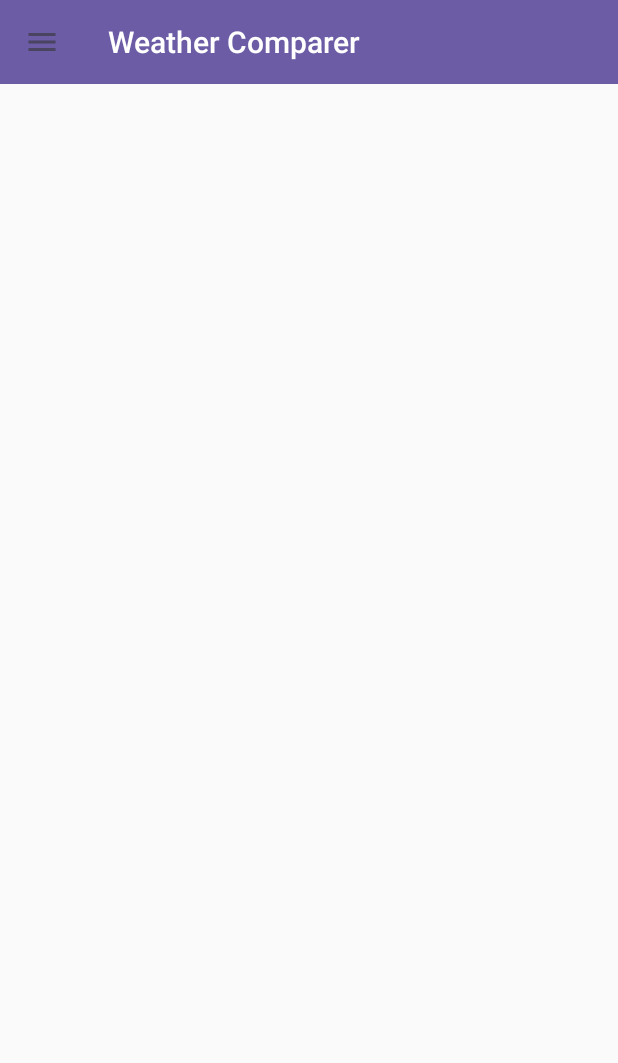
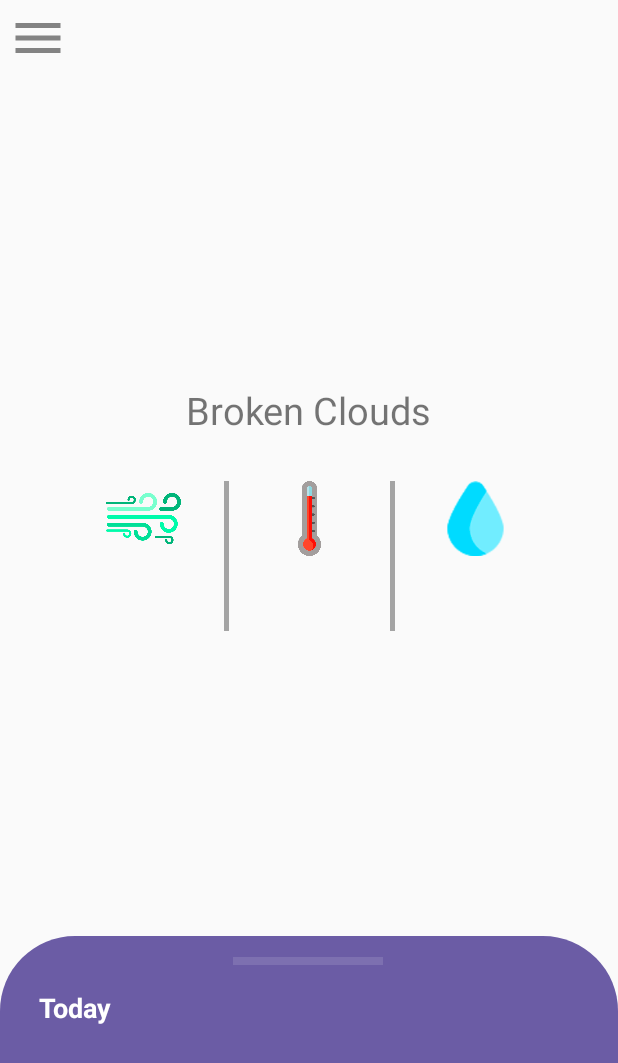
Before and after one commit to a1ex9788/WeatherComparer, an Android app: the screen it shows after launch (MainActivity), on a phone screen of 412 x 824 dp. Shown: the top 1063 px of the screen. Run offline under Robolectric (Android 15) with nearby library versions, the phone set to English and light mode, and no system bars.

Commit message:
Fix <ToolBar & others>

```diff
--- a/app/src/main/java/a1ex9788/dadm/weathercomparer/MainActivity.java
+++ b/app/src/main/java/a1ex9788/dadm/weathercomparer/MainActivity.java
@@ -27,10 +27,15 @@ public class MainActivity extends AppCompatActivity implements NavigationView.On
         super.onCreate(savedInstanceState);
         setContentView(R.layout.activity_main);
         this.tbNavigationDrawer = findViewById(R.id.tb_navigation_drawer);
+        getSupportFragmentManager()
+                .beginTransaction()
+                .setReorderingAllowed(true)
+                .replace(R.id.fcv_navigation_drawer, ForecastFragment.class, null)
+                .commit();
         setSupportActionBar(this.tbNavigationDrawer);
         getSupportActionBar().setDisplayHomeAsUpEnabled(true);
         getSupportActionBar().setHomeAsUpIndicator(R.drawable.ic_menu);
-        getSupportActionBar().setTitle(R.string.app_name);
+        getSupportActionBar().hide();
         this.dlNavigationDrawer = findViewById(R.id.nd_layout);
         NavigationView nvNavigationDrawer = findViewById(R.id.nv_navigation_drawer);
         nvNavigationDrawer.setNavigationItemSelectedListener(this);
@@ -60,15 +65,17 @@ public class MainActivity extends AppCompatActivity implements NavigationView.On
         Class<? extends Fragment> fragmentClass = null;
         if (item.getItemId() == R.id.navigation_forecast) {
             fragmentClass = ForecastFragment.class;
-            getSupportActionBar().setTitle(R.string.title_forecast);
+            getSupportActionBar().hide();
         } else if (item.getItemId() == R.id.navigation_places) {
             fragmentClass = PlacesFragment.class;
+            getSupportActionBar().show();
             getSupportActionBar().setTitle(R.string.title_places);
         } else if (item.getItemId() == R.id.navigation_map) {
             fragmentClass = MapFragment.class;
             getSupportActionBar().setTitle(R.string.title_map);
         } else if (item.getItemId() == R.id.navigation_settings) {
             fragmentClass = SettingsFragment.class;
+            getSupportActionBar().show();
             getSupportActionBar().setTitle(R.string.title_settings);
         }
 
@@ -84,4 +91,7 @@ public class MainActivity extends AppCompatActivity implements NavigationView.On
         return false;
     }
 
+    public void openNavigationDrawer(){
+        this.dlNavigationDrawer.openDrawer(GravityCompat.START);
+    }
 }
--- a/app/src/main/java/a1ex9788/dadm/weathercomparer/ui/forecast/ForecastFragment.java
+++ b/app/src/main/java/a1ex9788/dadm/weathercomparer/ui/forecast/ForecastFragment.java
@@ -4,6 +4,7 @@ import android.os.Bundle;
 import android.view.LayoutInflater;
 import android.view.View;
 import android.view.ViewGroup;
+import android.widget.ImageButton;
 import android.widget.TextView;
 
 import androidx.annotation.NonNull;
@@ -16,12 +17,14 @@ import com.google.android.material.bottomsheet.BottomSheetBehavior;
 
 import java.util.HashMap;
 
+import a1ex9788.dadm.weathercomparer.MainActivity;
 import a1ex9788.dadm.weathercomparer.R;
 
 public class ForecastFragment extends Fragment {
 
     private ForecastViewModel forecastViewModel;
     private ConstraintLayout clBottomSheet;
+    private ImageButton ibNavigationDrawer;
 
     public View onCreateView(@NonNull LayoutInflater inflater,
                              ViewGroup container, Bundle savedInstanceState) {
@@ -109,9 +112,15 @@ public class ForecastFragment extends Fragment {
                 break;
         }
 
+        this.ibNavigationDrawer = root.findViewById(R.id.ibNavigationDrawer);
+        this.ibNavigationDrawer.setOnClickListener(new View.OnClickListener() {
+            @Override
+            public void onClick(View v) {
+                ((MainActivity) getActivity()).openNavigationDrawer();
+            }
+        });
         this.clBottomSheet = root.findViewById(R.id.clBottomSheet);
         final BottomSheetBehavior clBottomSheetBehaviour = BottomSheetBehavior.from(this.clBottomSheet);
-        clBottomSheetBehaviour.setState(BottomSheetBehavior.STATE_DRAGGING);
         return root;
     }
 
@@ -140,5 +149,4 @@ public class ForecastFragment extends Fragment {
         }
 
     }
-
 }
--- a/app/src/main/res/drawable-anydpi/ic_menu.xml
+++ b/app/src/main/res/drawable-anydpi/ic_menu.xml
@@ -1,6 +1,6 @@
 <vector xmlns:android="http://schemas.android.com/apk/res/android"
-    android:width="24dp"
-    android:height="24dp"
+    android:width="40dp"
+    android:height="40dp"
     android:viewportWidth="24"
     android:viewportHeight="24"
     android:tint="#333333"
--- a/app/src/main/res/layout/activity_main.xml
+++ b/app/src/main/res/layout/activity_main.xml
@@ -22,7 +22,9 @@
         <androidx.fragment.app.FragmentContainerView
             android:id="@+id/fcv_navigation_drawer"
             android:layout_width="match_parent"
-            android:layout_height="match_parent" />
+            android:layout_height="match_parent" >
+
+        </androidx.fragment.app.FragmentContainerView>
     </LinearLayout>
 
     <com.google.android.material.navigation.NavigationView
--- a/app/src/main/res/layout/bottom_sheet_layout.xml
+++ b/app/src/main/res/layout/bottom_sheet_layout.xml
@@ -25,4 +25,18 @@
         app:layout_constraintStart_toStartOf="parent"
         app:layout_constraintTop_toTopOf="parent" />
 
+    <TextView
+        android:id="@+id/textView2"
+        android:layout_width="wrap_content"
+        android:layout_height="wrap_content"
+        android:layout_marginStart="16dp"
+        android:layout_marginTop="16dp"
+        android:text="@string/tvToday"
+        android:textColor="@color/white"
+        android:textSize="18sp"
+        android:textStyle="bold"
+        app:layout_constraintStart_toStartOf="parent"
+        app:layout_constraintTop_toBottomOf="@+id/divider" />
+
+
 </androidx.constraintlayout.widget.ConstraintLayout>
--- a/app/src/main/res/layout/fragment_forecast.xml
+++ b/app/src/main/res/layout/fragment_forecast.xml
@@ -6,6 +6,15 @@
     android:layout_height="match_parent"
     tools:context=".ui.forecast.ForecastFragment"
     android:id="@+id/fcvForecast">
+
+    <ImageButton
+        android:id="@+id/ibNavigationDrawer"
+        android:layout_width="50dp"
+        android:layout_height="50dp"
+        android:background="@color/clear"
+        app:layout_constraintStart_toStartOf="parent"
+        app:layout_constraintTop_toTopOf="parent"
+        app:srcCompat="@drawable/ic_menu" />
 
     <com.airbnb.lottie.LottieAnimationView
 
@@ -16,7 +25,7 @@
         app:lottie_autoPlay="true"
         app:lottie_loop="true"
         app:lottie_speed="1.1"
-        />
+        tools:layout_editor_absoluteX="0dp" />
 
     <TextView
         android:id="@+id/weatherTextView"
@@ -122,7 +131,9 @@
         app:layout_constraintEnd_toEndOf="parent"
         app:layout_constraintStart_toStartOf="parent">
 
-        <include layout="@layout/bottom_sheet_layout" />
+        <include layout="@layout/bottom_sheet_layout"/>
+
+
 
     </androidx.coordinatorlayout.widget.CoordinatorLayout>
 </androidx.constraintlayout.widget.ConstraintLayout>
--- a/app/src/main/res/values/colors.xml
+++ b/app/src/main/res/values/colors.xml
@@ -6,4 +6,5 @@
     <color name="lavenderWeb">#E3DCFF</color>
     <color name="grey">#A4A4A4</color>
     <color name="white">#FFFFFF</color>
+    <color name="clear">#00000000</color>
 </resources>
--- a/app/src/main/res/values/strings.xml
+++ b/app/src/main/res/values/strings.xml
@@ -9,4 +9,7 @@
     <string name="humidityPhoto">Image of Humidity</string>
     <string name="thermometerPhoto">"Photo of temperature "</string>
     <string name="windPhoto">Photo of Wind icon</string>
+
+    <!-- Strings bottom sheet-->
+    <string name="tvToday">Today</string>
 </resources>
```
